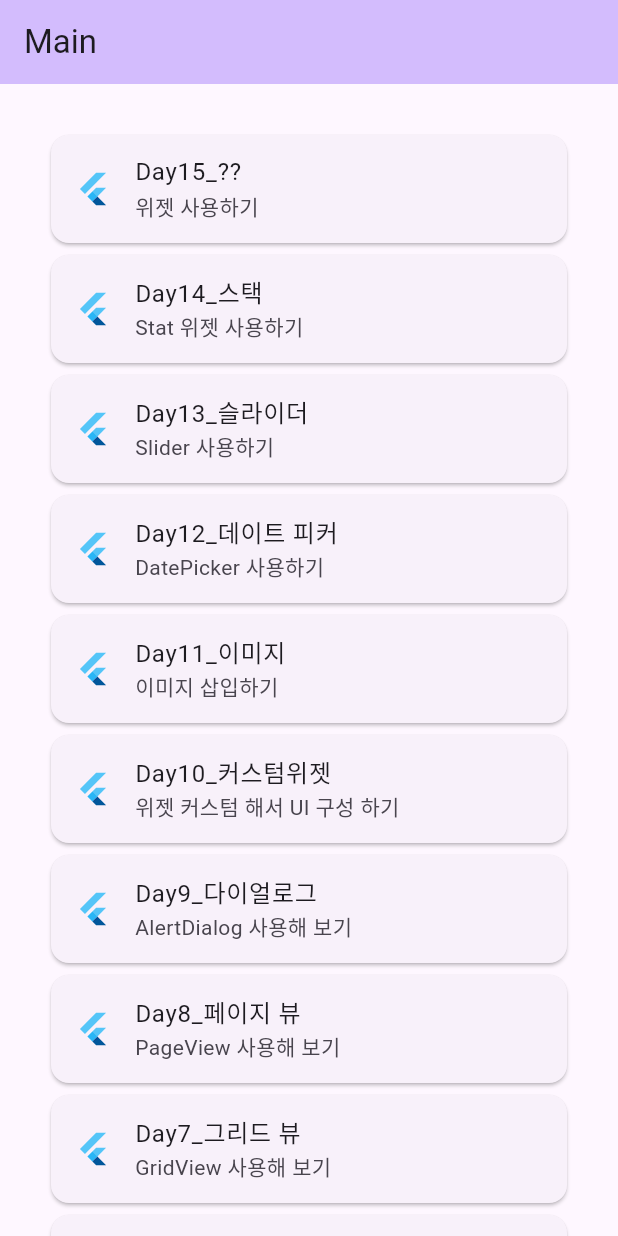
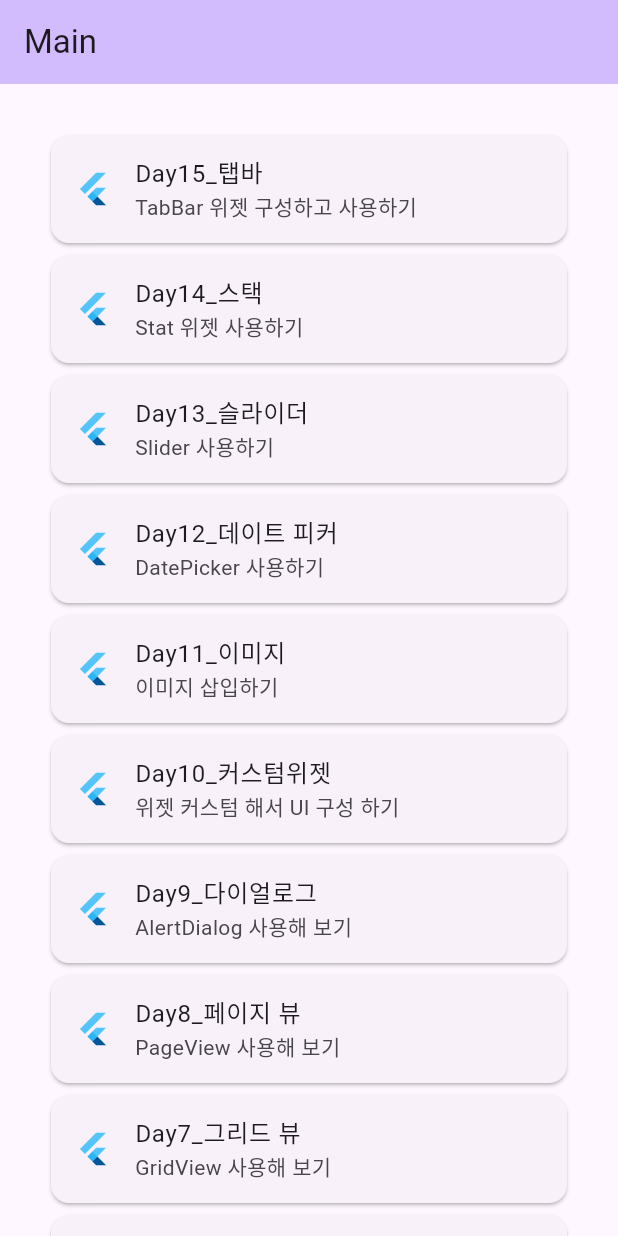
Before and after one commit to junselee42/flutter_study, a Flutter app: the screen it shows after launch, on a phone screen of 412 x 824 dp. Run offline on Flutter 3.47's test engine with Material 2 defaults, Android fonts, the phone set to English and light mode, and no system bars.

Commit message:
chore: add name - 예제이름 추가

```diff
--- a/lib/main.dart
+++ b/lib/main.dart
@@ -55,8 +55,8 @@ class _MyHomePageState extends State<MyHomePage> {
           Card(
             child: ListTile(
               leading: const FlutterLogo(),
-              title: const Text('Day15_??'),
-              subtitle: const Text('위젯 사용하기'),
+              title: const Text('Day15_탭바'),
+              subtitle: const Text('TabBar 위젯 구성하고 사용하기'),
               hoverColor: Colors.purple,
               onTap: () {
                 Navigator.of(context).pushNamed('/fifteenth');
```
